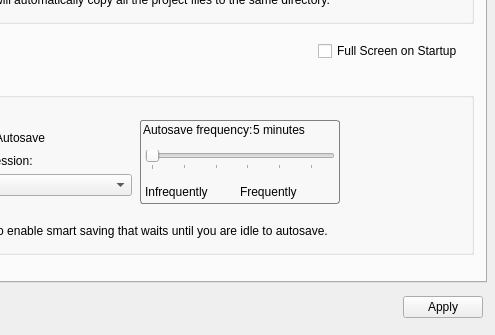
Qt form src/Interface/AppPreferences/AppPreferences.ui (SCIInstitute/Seg3D) before a commit; both pictures show x 221 to 716 and y 124 to 459 of the 716 by 459 pixel window.
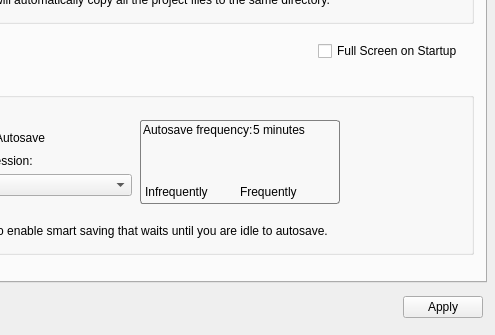
The same form after that commit.

Diff of the .ui file:
```diff
--- a/src/Interface/AppPreferences/AppPreferences.ui
+++ b/src/Interface/AppPreferences/AppPreferences.ui
@@ -372,22 +372,6 @@
                    <property name="margin">
                     <number>2</number>
                    </property>
-                   <item>
-                    <widget class="QSlider" name="horizontalSlider">
-                     <property name="minimum">
-                      <number>5</number>
-                     </property>
-                     <property name="maximum">
-                      <number>60</number>
-                     </property>
-                     <property name="orientation">
-                      <enum>Qt::Horizontal</enum>
-                     </property>
-                     <property name="tickPosition">
-                      <enum>QSlider::TicksBelow</enum>
-                     </property>
-                    </widget>
-                   </item>
                   </layout>
                  </widget>
                 </item>
```
